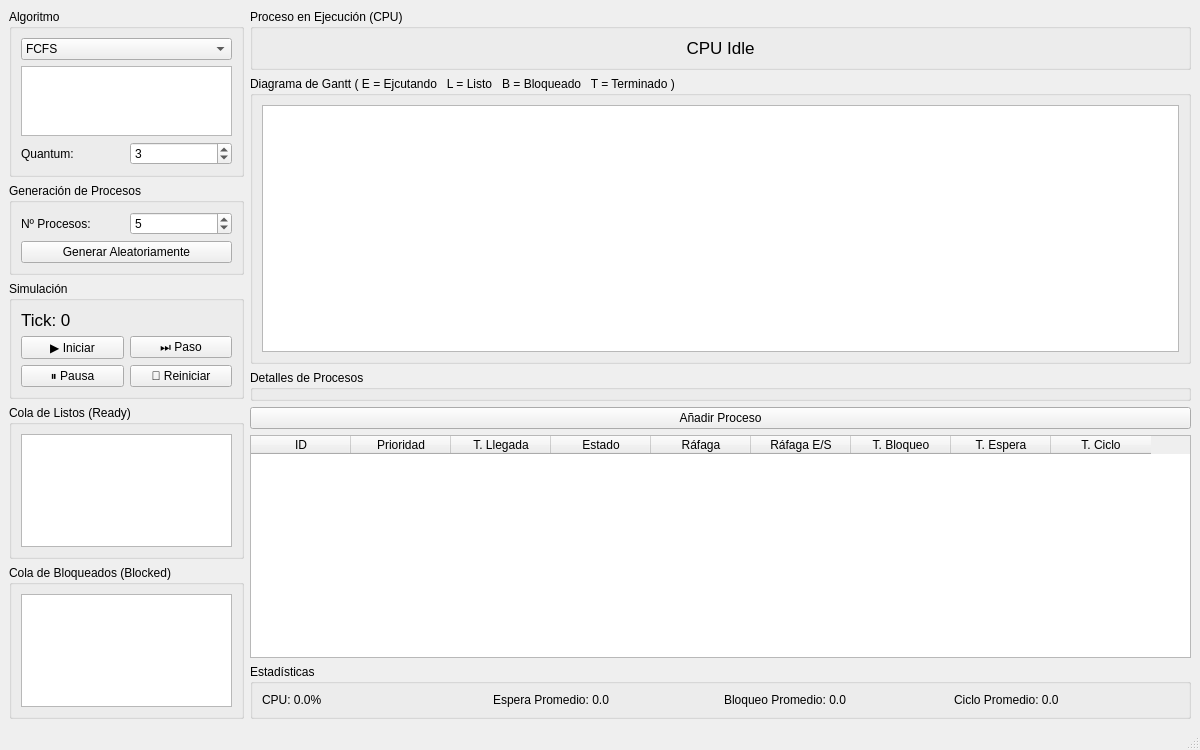
Before: the Qt Designer form Forms/mainwindow.ui in Jesus6405/process_scheduler_simulator, drawn with Qt 5.
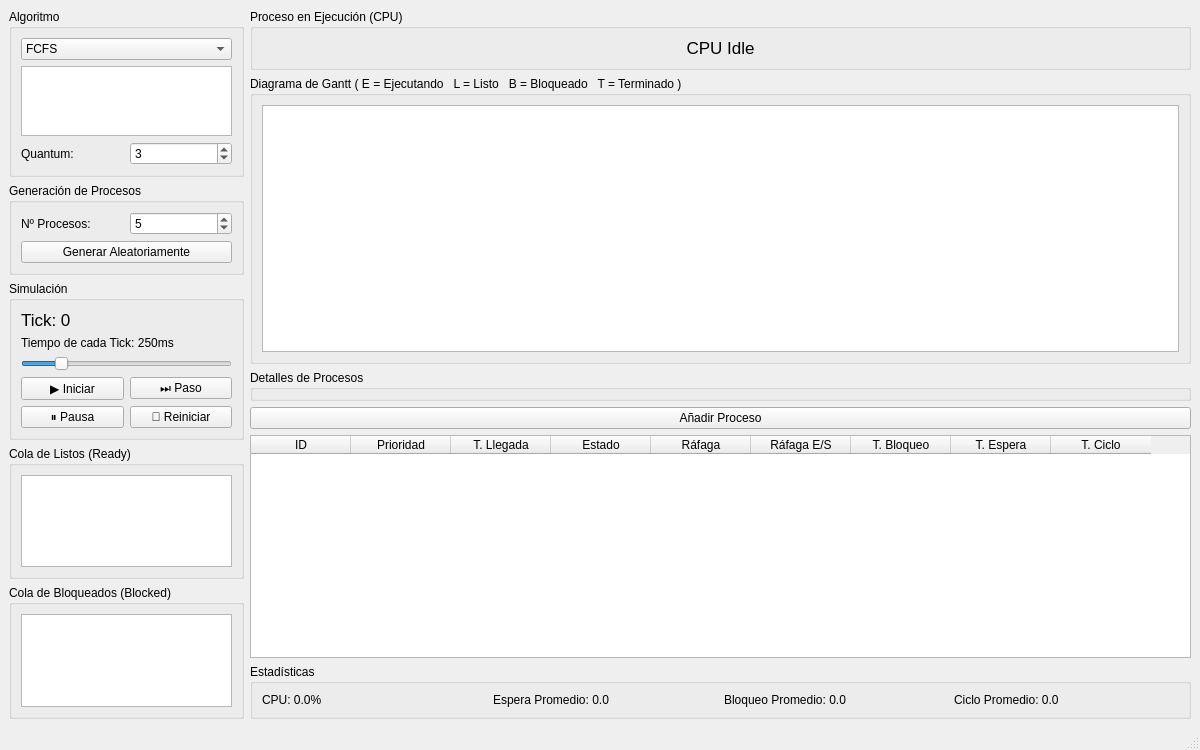
After: the same form once the commit is applied.

The edit to the form file:
```diff
--- a/Forms/mainwindow.ui
+++ b/Forms/mainwindow.ui
@@ -162,6 +162,29 @@
              </property>
             </widget>
            </item>
+           <item>
+            <widget class="QLabel" name="speedLabel">
+             <property name="text">
+              <string>Tiempo de cada Tick: 250ms</string>
+             </property>
+            </widget>
+           </item>
+           <item>
+            <widget class="QSlider" name="horizontalSlider">
+             <property name="minimum">
+              <number>1</number>
+             </property>
+             <property name="maximum">
+              <number>1500</number>
+             </property>
+             <property name="value">
+              <number>250</number>
+             </property>
+             <property name="orientation">
+              <enum>Qt::Orientation::Horizontal</enum>
+             </property>
+            </widget>
+           </item>
            <item>
             <layout class="QGridLayout" name="gridLayout">
              <item row="0" column="1">
@@ -256,7 +279,7 @@
         <item>
          <widget class="QGroupBox" name="groupBox_5">
           <property name="title">
-           <string>Diagrama de Gantt ( E = Ejcutando   L = Listo   B = Bloqueado   T = Terminado )</string>
+           <string>Diagrama de Gantt ( E = Ejecutando   L = Listo   B = Bloqueado   T = Terminado )</string>
           </property>
           <layout class="QVBoxLayout" name="verticalLayout_9">
            <item>
```
